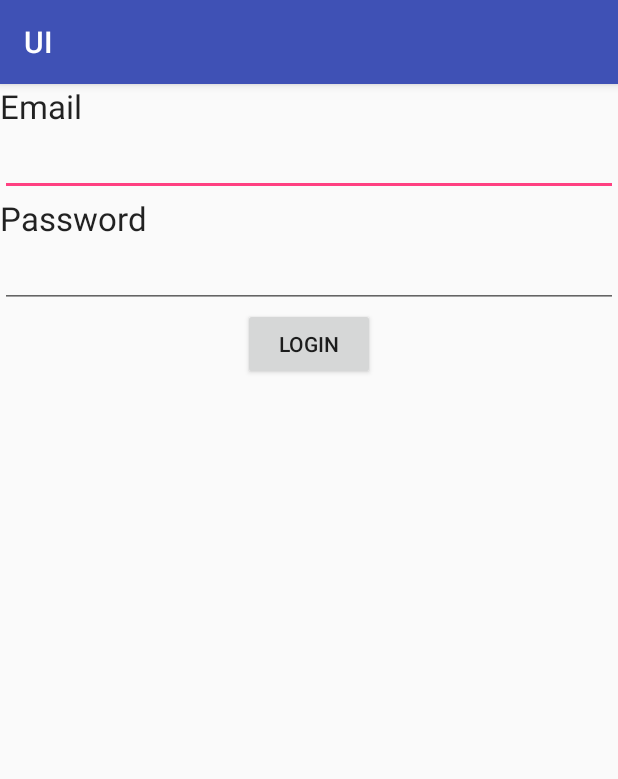
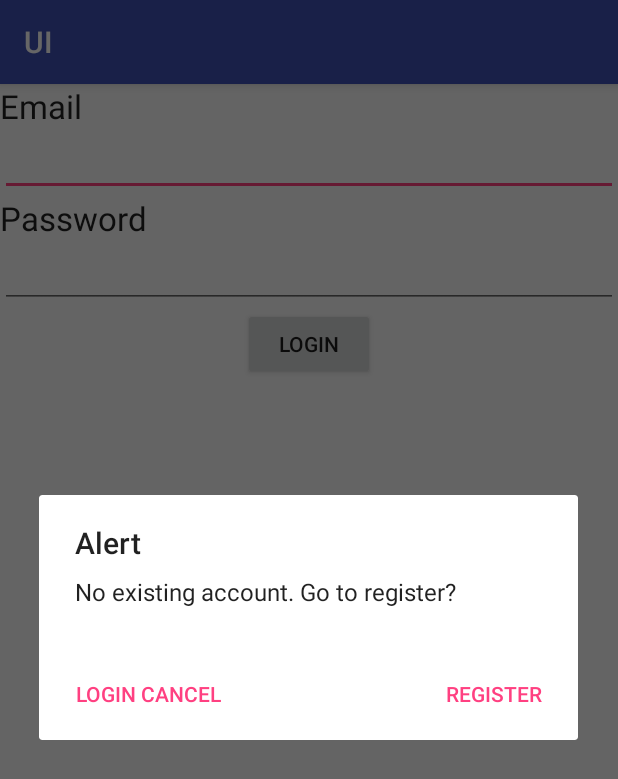
Before and after one commit to Cse5236/FinalProject, an Android app: the screen it shows after launch (LoginActivity), after a tap on "LOGIN", on a phone screen of 412 x 824 dp. Shown: the top 779 px of the screen. Run offline under Robolectric (Android 15) with nearby library versions, the light colour scheme and no system bars; our stand-ins replace Firebase (no records; nobody signed in at launch, a user with empty details on screens opened directly).

Commit message:
Add to register when click on login with wrong email/password.

```diff
--- a/app/src/main/java/com/example/whath/ui/LoginActivity.java
+++ b/app/src/main/java/com/example/whath/ui/LoginActivity.java
@@ -4,9 +4,11 @@ package com.example.whath.ui;
  * Created by Star on 2017/11/5.
  */
 
+import android.content.DialogInterface;
 import android.content.Intent;
 import android.os.Bundle;
 import android.support.annotation.NonNull;
+import android.support.v7.app.AlertDialog;
 import android.support.v7.app.AppCompatActivity;
 import android.util.Log;
 import android.view.View;
@@ -15,6 +17,9 @@ import android.widget.EditText;
 import android.widget.Toast;
 
 import com.example.whath.ui.accelerometer.bump;
+import com.google.android.gms.tasks.OnCompleteListener;
+import com.google.android.gms.tasks.Task;
+import com.google.firebase.auth.AuthResult;
 import com.google.firebase.auth.FirebaseAuth;
 import com.google.firebase.auth.FirebaseUser;
 
@@ -57,13 +62,16 @@ public class LoginActivity extends AppCompatActivity {
     }
 
     public void login(View v){
-        String email = ((EditText)findViewById(R.id.email))
+        final String email = ((EditText)findViewById(R.id.email))
                 .getText().toString();
-        String password = ((EditText)findViewById(R.id.password))
+        final String password = ((EditText)findViewById(R.id.password))
                 .getText().toString();
         Log.d("authentication", email+"/"+password);
-        auth.signInWithEmailAndPassword(email, password);
-
+        auth.signInWithEmailAndPassword(email, password)
+                .addOnCompleteListener(new OnCompleteListener<AuthResult>() {
+                    @Override
+                    public void onComplete(@NonNull Task<AuthResult> task) {
+                        if (task.isSuccessful()){
                             Button buttonlogin = (Button) findViewById(R.id.button_flogin);
                             buttonlogin.setOnClickListener(new View.OnClickListener() {
                                 @Override
@@ -75,4 +83,42 @@ public class LoginActivity extends AppCompatActivity {
 
                             });
                         }
+                        else{
+                            Log.d("onComplete", "Login unsuccessful");
+                            register(email, password);
                         }
+                    }
+                });
+    }
+
+    private void register(final String email, final String password) {
+        new AlertDialog.Builder(LoginActivity.this)
+                .setTitle("Alert")
+                .setMessage("No existing account. Go to register?")
+                .setPositiveButton("Register",
+                        new DialogInterface.OnClickListener() {
+                            @Override
+                            public void onClick(DialogInterface dialog, int which) {
+                                createUser(email, password);
+                            }
+                        })
+                .setNeutralButton("Login cancel", null)
+                .show();
+    }
+
+    private void createUser(String email, String password) {
+        auth.createUserWithEmailAndPassword(email, password)
+                .addOnCompleteListener(
+                        new OnCompleteListener<AuthResult>() {
+                            @Override
+                            public void onComplete(@NonNull Task<AuthResult> task) {
+                                String message =
+                                        task.isSuccessful() ? "Success" : "Failed";
+                                new AlertDialog.Builder(LoginActivity.this)
+                                        .setMessage(message)
+                                        .setPositiveButton("OK", null)
+                                        .show();
+                            }
+                        });
+    }
+}
```
Lines whose indentation alone changed are shown as unchanged.
